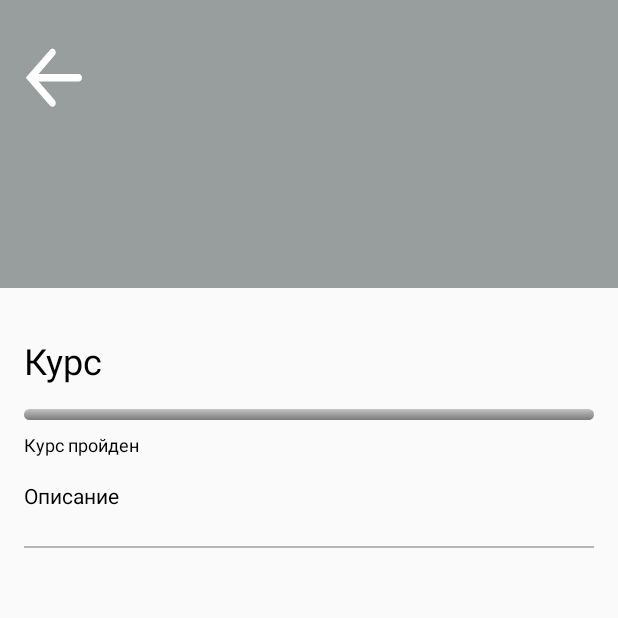
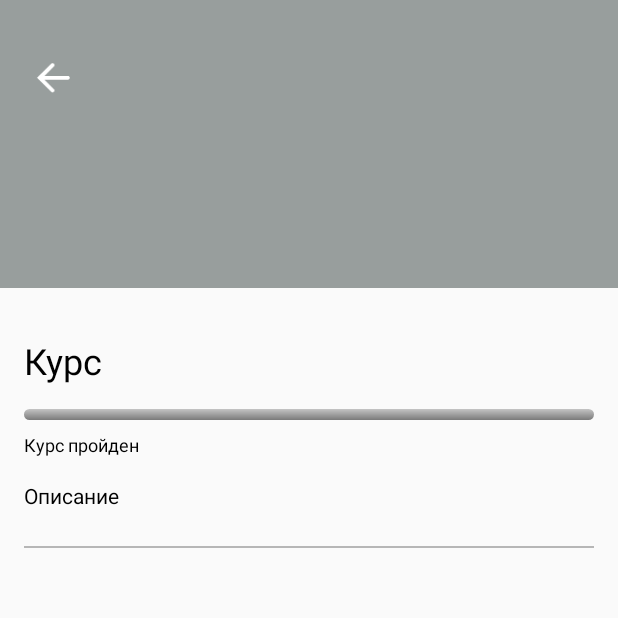
Before and after one commit to bboyzlodey/ecoproject, an Android app: the CourseCardActivity screen opened directly, with no data from a screen before it, on a phone screen of 412 x 824 dp, the top half of it. Run offline under Robolectric (Android 15) with nearby library versions, the light colour scheme and no system bars; our stand-ins replace Firebase (no records; nobody signed in at launch, a user with empty details on screens opened directly), Room's generated code; network calls fail; Roboto replaces fonts that are not available here; 8 statements that could not run were skipped.

Commit message:
Fix UI back_button

```diff
--- a/app/src/main/res/drawable/ic_arrow_back2.xml
+++ b/app/src/main/res/drawable/ic_arrow_back2.xml
@@ -1,12 +1,9 @@
 <?xml version="1.0" encoding="utf-8"?>
-
 <layer-list xmlns:android="http://schemas.android.com/apk/res/android" >
-<item>
+<item android:gravity="center">
 	<rotate
 		android:fromDegrees="180"
 		android:toDegrees="180"
-		android:pivotX="50%"
-		android:pivotY="50%"
 		android:drawable="@drawable/ic_arrow_back"
 		>
 	</rotate>
--- a/app/src/main/res/layout/activity_course_card.xml
+++ b/app/src/main/res/layout/activity_course_card.xml
@@ -26,13 +26,14 @@
                     tools:background="@drawable/lvl_1_1"
                     android:id="@+id/courseAvatar"
                     android:scaleType="centerCrop"/>
-                <View
+                <ImageButton
                     android:id="@+id/back_btn"
                     android:layout_width="40dp"
                     android:layout_height="40dp"
                     android:layout_marginTop="32dp"
                     android:layout_marginStart="16dp"
                     android:onClick="onBackBtn"
+                    android:focusable="true"
                     android:background="@drawable/ic_arrow_back2"/>
             </FrameLayout>
 
```
